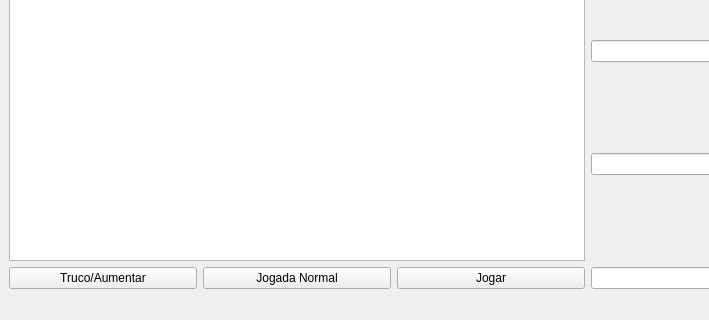
Old version of the form Truco/Jogo_Truco/jogo2.ui in the repository gianricardo/prog3; both pictures show x 0 to 709 and y 280 to 600 of the 800 by 600 pixel window.
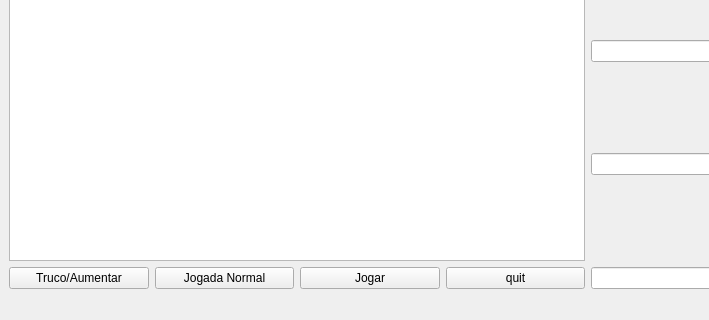
New version of the form.

Diff of the .ui file:
```diff
--- a/Truco/Jogo_Truco/jogo2.ui
+++ b/Truco/Jogo_Truco/jogo2.ui
@@ -194,6 +194,13 @@
         </property>
        </widget>
       </item>
+      <item>
+       <widget class="QPushButton" name="pushButton_3">
+        <property name="text">
+         <string>quit</string>
+        </property>
+       </widget>
+      </item>
      </layout>
     </item>
     <item row="1" column="1">
```
